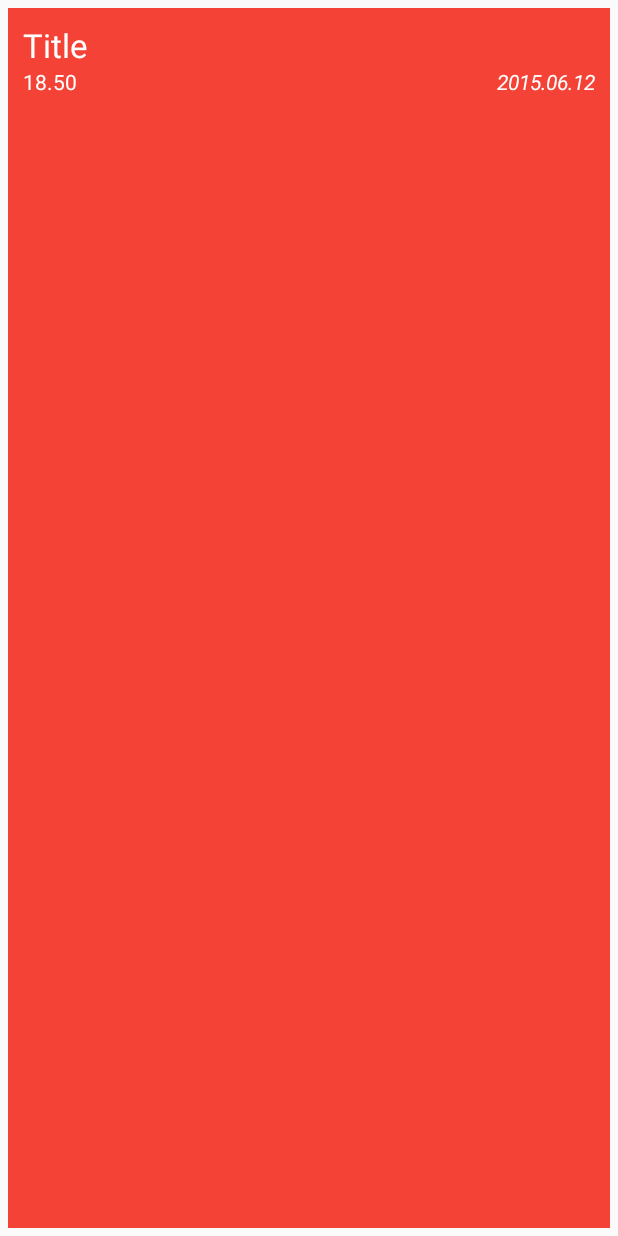
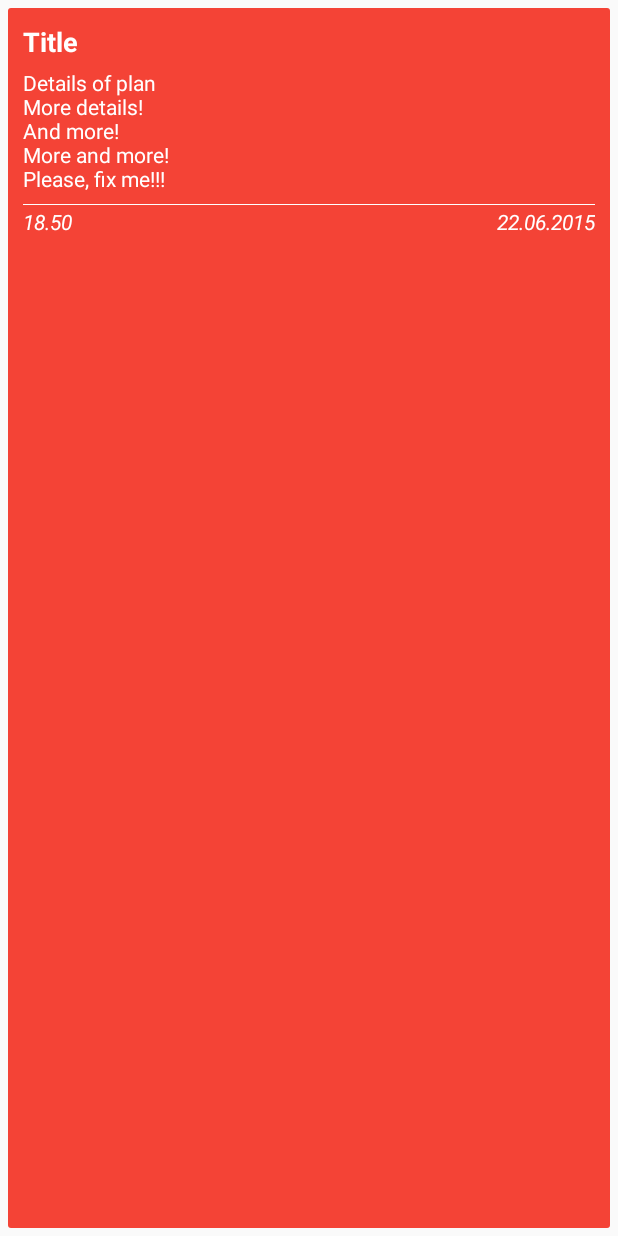
Before and after one commit to kuzloivan/Plans, an Android app: the layout planner_list_view_item.xml on its own in the app's theme, with its tools: preview values and no code run, on a phone screen of 412 x 824 dp. Run offline under Robolectric (Android 15) with nearby library versions, the phone set to English and light mode, and no system bars.

Commit message:
Added: Details field to Plan class. Added: Details view to planner list view item. Fixed: database creating query.

```diff
--- a/app/src/main/java/chisw/com/plans/db/Mapper.java
+++ b/app/src/main/java/chisw/com/plans/db/Mapper.java
@@ -32,12 +32,14 @@ public class Mapper {
         int titleIndex = cursor.getColumnIndex(PlansEntity.TITLE);
         int timeStampIndex = cursor.getColumnIndex(PlansEntity.TIMESTAMP);
         int parseIdIndex = cursor.getColumnIndex(PlansEntity.PARSE_ID);
+        int detailsIndex = cursor.getColumnIndex(PlansEntity.DETAILS);
 
         long timeStamp = cursor.getLong(timeStampIndex);
 
         plan.setParseId(cursor.getString(parseIdIndex));
         plan.setTimeStamp(timeStamp);
         plan.setTitle(cursor.getString(titleIndex));
+        plan.setDetails(cursor.getString(detailsIndex));
 
         return plan;
     }
--- a/app/src/main/java/chisw/com/plans/db/entity/PlansEntity.java
+++ b/app/src/main/java/chisw/com/plans/db/entity/PlansEntity.java
@@ -7,6 +7,7 @@ public class PlansEntity {
     public static final String TABLE_NAME = "Plans";
     public static final String PARSE_ID = "parseId";
     public static final String TITLE = "title";
+    public static final String DETAILS = "details";
     public static final String TIMESTAMP = "timeStamp";
     public static final String LOCAL_ID = "_id";
     public static final String AUDIO_PATH = "audioPath";
@@ -16,6 +17,7 @@ public class PlansEntity {
             LOCAL_ID + " INTEGER PRIMARY KEY AUTOINCREMENT, " +
             PARSE_ID + " TEXT, " +
             TITLE + " TEXT, " +
+            DETAILS + " TEXT, " +
             TIMESTAMP + " INTEGER, " +
             AUDIO_PATH + " TEXT " +
             ")";
--- a/app/src/main/java/chisw/com/plans/ui/activities/AlarmActivity.java
+++ b/app/src/main/java/chisw/com/plans/ui/activities/AlarmActivity.java
@@ -238,6 +238,8 @@ public class AlarmActivity extends ToolbarActivity {
 
     private void writeToDB(Calendar calendar) {
         Plan p = new Plan();
+        // todo: add Details edit view to alarm activity design file
+        p.setDetails("Details!");
         p.setTitle(et.getText().toString());
         p.setTimeStamp(calendar.getTimeInMillis());
         p.setAudioPath(path);
--- a/app/src/main/java/chisw/com/plans/ui/adapters/PlannerArrayAdapter.java
+++ b/app/src/main/java/chisw/com/plans/ui/adapters/PlannerArrayAdapter.java
@@ -40,7 +40,7 @@ public class PlannerArrayAdapter extends ArrayAdapter<Plan> {
             viewHolder.tvDate = (TextView)convertView.findViewById(R.id.pa_tv_date);
             viewHolder.tvTime = (TextView)convertView.findViewById(R.id.pa_tv_time);
             viewHolder.tvTitle = (TextView)convertView.findViewById(R.id.pa_tv_title);
-
+            // todo: add DetailsView
             convertView.setTag(viewHolder);
         }
         else{
@@ -58,6 +58,7 @@ public class PlannerArrayAdapter extends ArrayAdapter<Plan> {
         public TextView tvTitle;
         public TextView tvTime;
         public TextView tvDate;
+        public TextView tvDetails;
     }
 
 }
--- a/app/src/main/res/drawable-hdpi/planner_list_item_normal.xml
+++ b/app/src/main/res/drawable-hdpi/planner_list_item_normal.xml
@@ -1,6 +1,6 @@
 <?xml version="1.0" encoding="utf-8"?>
 <shape xmlns:android="http://schemas.android.com/apk/res/android"
     android:shape="rectangle">
-    <corners android:radius="0dp"/>
+    <corners android:radius="2dp"/>
     <solid android:color="@color/color_pa_list_item_normal"/>
 </shape>
--- a/app/src/main/res/drawable-hdpi/planner_list_item_pressed.xml
+++ b/app/src/main/res/drawable-hdpi/planner_list_item_pressed.xml
@@ -1,6 +1,6 @@
 <?xml version="1.0" encoding="utf-8"?>
 <shape xmlns:android="http://schemas.android.com/apk/res/android"
     android:shape="rectangle">
-    <corners android:radius="0dp"/>
+    <corners android:radius="2dp"/>
     <solid android:color="@color/color_pa_list_item_pressed"/>
 </shape>
--- /dev/null
+++ b/app/src/main/res/drawable/planner_list_item_repeat_background.xml
@@ -0,0 +1,3 @@
+<bitmap xmlns:android="http://schemas.android.com/apk/res/android"
+    android:src="@drawable/abc_btn_rating_star_on_mtrl_alpha"
+    android:tileMode="repeat" />
--- a/app/src/main/res/layout/planner_list_view_item.xml
+++ b/app/src/main/res/layout/planner_list_view_item.xml
@@ -8,18 +8,39 @@
         <TextView
             android:id="@+id/pa_tv_title"
             android:textColor="@color/color_pa_list_item_text_view_text"
-            android:textSize="@dimen/abc_text_size_large_material"
+            android:textStyle="bold"
+            android:textSize="@dimen/abc_text_size_medium_material"
             android:layout_width="wrap_content"
             android:layout_height="wrap_content"
             android:text="Title"/>
 
         <TextView
+            android:layout_marginTop="5dp"
+            android:layout_marginBottom="5dp"
+            android:textColor="@color/color_pa_list_item_text_view_text"
+            android:id="@+id/pa_tv_details"
+            android:layout_below="@id/pa_tv_title"
+            android:layout_width="match_parent"
+            android:layout_height="wrap_content"
+            android:text="Details of plan\nMore details!\nAnd more!\nMore and more!\nPlease, fix me!!!"/>
+
+        <LinearLayout
+            android:layout_below="@id/pa_tv_details"
+            android:id="@+id/pa_la_image"
+            android:background="@drawable/tile_background"
+            android:orientation="horizontal"
+            android:layout_width="match_parent"
+            android:layout_height="wrap_content" />
+
+        <TextView
             android:layout_width="wrap_content"
             android:textColor="@color/color_pa_list_item_text_view_text"
             android:id="@+id/pa_tv_time"
+            android:textStyle="italic"
             android:textSize="@dimen/abc_text_size_small_material"
             android:layout_height="wrap_content"
-            android:layout_below="@id/pa_tv_title"
+            android:layout_alignParentLeft="true"
+            android:layout_below="@id/pa_la_image"
             android:text="18.50"/>
 
         <TextView
@@ -29,7 +50,7 @@
             android:id="@+id/pa_tv_date"
             android:textColor="@color/color_pa_list_item_text_view_text"
             android:layout_height="wrap_content"
-            android:layout_below="@id/pa_tv_title"
+            android:layout_below="@id/pa_la_image"
             android:layout_alignParentRight="true"
-            android:text="@string/temp_date"/>
+            android:text="22.06.2015"/>
 </RelativeLayout>
```
Also changed, not shown: app/src/main/java/chisw/com/plans/model/Plan.java (+9 -1 lines), app/src/main/res/drawable-hdpi/tile_background.png (added).
